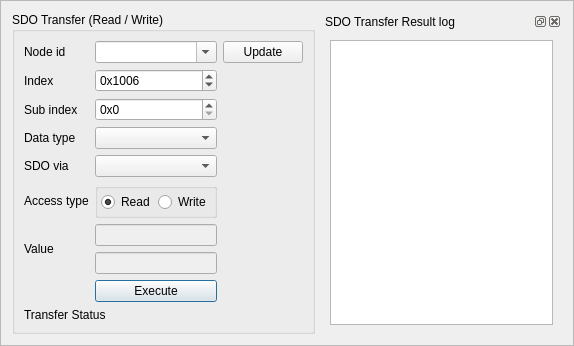
Above: apps/demo_qt_advanced/plk_qt_gui/ui/SdoTransfer.ui from OpenAutomationTechnologies/openPOWERLINK_Qt_App before the change. Below: the same form after it.
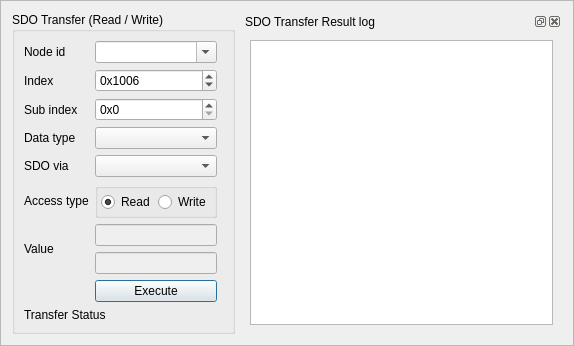
That is the form after the change.

Commit message: SdoTransfer node id auto update

What changed in the file:
```diff
--- a/apps/demo_qt_advanced/plk_qt_gui/ui/SdoTransfer.ui
+++ b/apps/demo_qt_advanced/plk_qt_gui/ui/SdoTransfer.ui
@@ -211,13 +211,6 @@
         </property>
        </widget>
       </item>
-      <item row="0" column="2">
-       <widget class="QPushButton" name="updateNodeListButton">
-        <property name="text">
-         <string>Update</string>
-        </property>
-       </widget>
-      </item>
       <item row="0" column="1">
        <widget class="QComboBox" name="nodeId">
         <property name="inputMethodHints">
```
Left out of the diff: 6 changed lines with no effect on the pictures. The commit also changes 5 other files.
